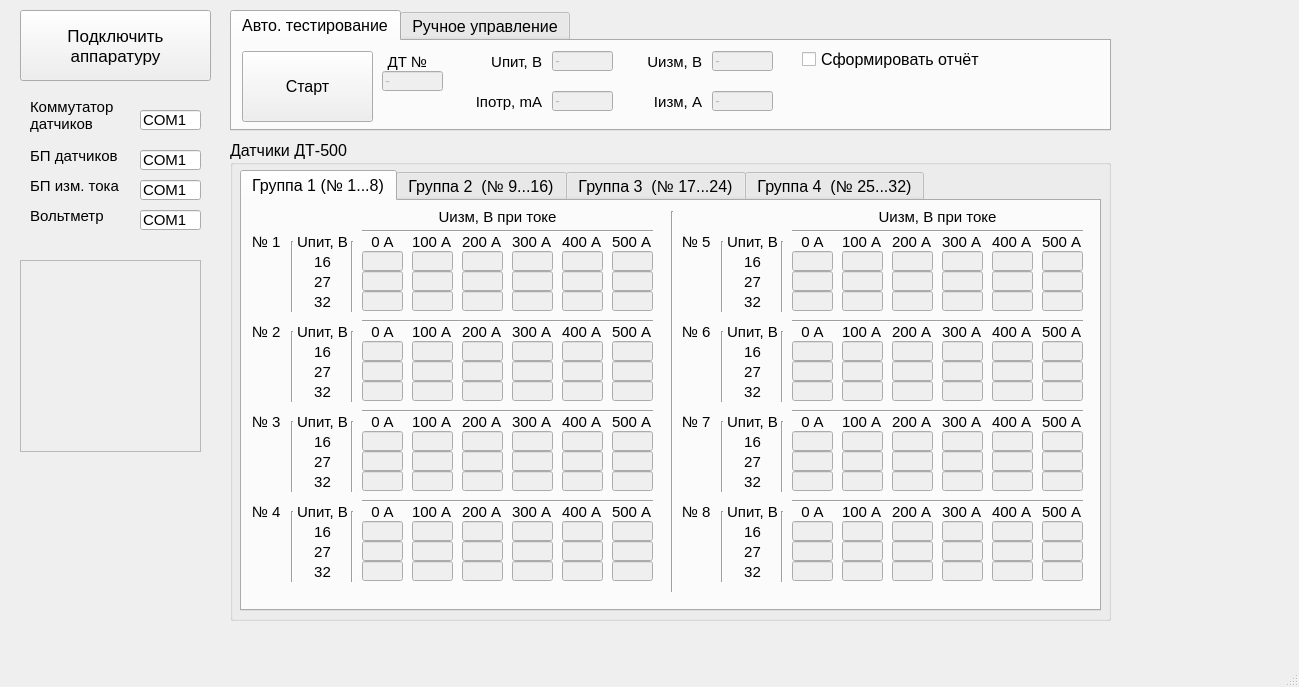
Above: 5_Soft/2_Desktop_SW/DT_500_Autotest/ui/DT_500_Autotest.ui from SkyEngineer/sensor_current_stand before the change. Below: the same form after it.
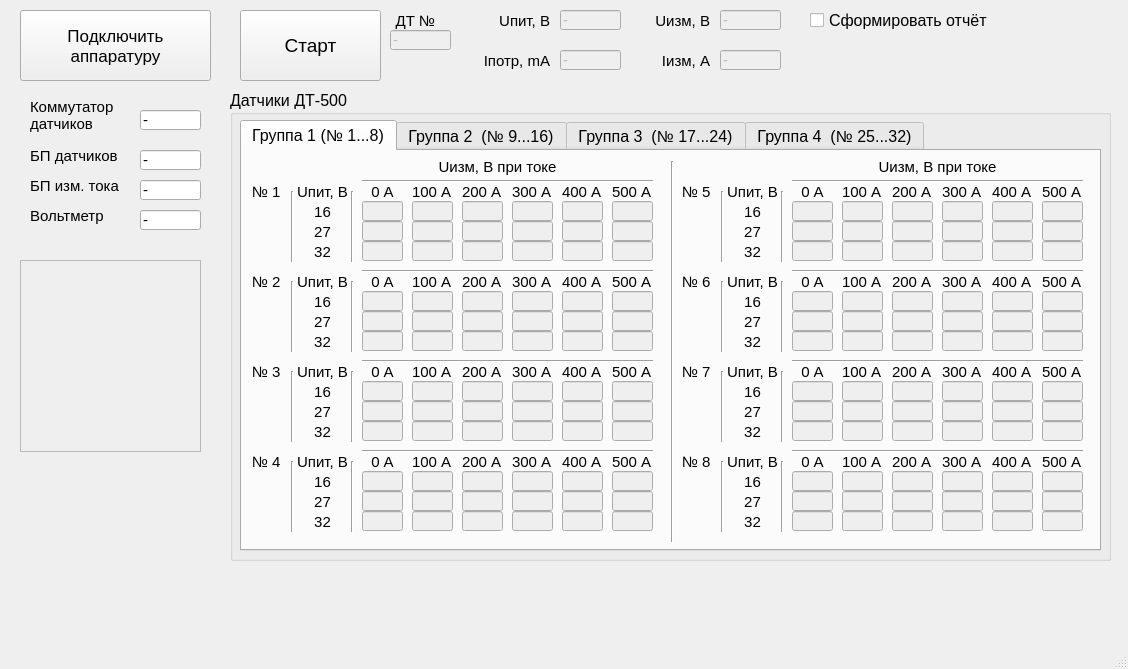
That is the form after the change.

```diff
--- a/5_Soft/2_Desktop_SW/DT_500_Autotest/ui/DT_500_Autotest.ui
+++ b/5_Soft/2_Desktop_SW/DT_500_Autotest/ui/DT_500_Autotest.ui
@@ -6,8 +6,8 @@
    <rect>
     <x>0</x>
     <y>0</y>
-    <width>1299</width>
-    <height>687</height>
+    <width>1128</width>
+    <height>669</height>
    </rect>
   </property>
   <property name="windowTitle">
@@ -18,9 +18,9 @@
     <property name="geometry">
      <rect>
       <x>230</x>
-      <y>140</y>
+      <y>90</y>
       <width>881</width>
-      <height>481</height>
+      <height>471</height>
      </rect>
     </property>
     <property name="font">
@@ -37,7 +37,7 @@
        <x>10</x>
        <y>30</y>
        <width>861</width>
-       <height>441</height>
+       <height>431</height>
       </rect>
      </property>
      <property name="currentIndex">
@@ -18623,276 +18623,6 @@
      <string>БП изм. тока</string>
     </property>
    </widget>
-   <widget class="QTabWidget" name="tabWidget">
-    <property name="geometry">
-     <rect>
-      <x>230</x>
-      <y>10</y>
-      <width>881</width>
-      <height>121</height>
-     </rect>
-    </property>
-    <property name="font">
-     <font>
-      <pointsize>12</pointsize>
-     </font>
-    </property>
-    <property name="currentIndex">
-     <number>0</number>
-    </property>
-    <widget class="QWidget" name="tab">
-     <attribute name="title">
-      <string>Авто. тестирование</string>
-     </attribute>
-     <widget class="QPushButton" name="pushButton_2">
-      <property name="geometry">
-       <rect>
-        <x>10</x>
-        <y>10</y>
-        <width>131</width>
-        <height>71</height>
-       </rect>
-      </property>
-      <property name="text">
-       <string>Старт</string>
-      </property>
-     </widget>
-     <widget class="QLabel" name="label_397">
-      <property name="geometry">
-       <rect>
-        <x>230</x>
-        <y>10</y>
-        <width>80</width>
-        <height>21</height>
-       </rect>
-      </property>
-      <property name="font">
-       <font>
-        <pointsize>11</pointsize>
-       </font>
-      </property>
-      <property name="text">
-       <string>Uпит, В</string>
-      </property>
-      <property name="alignment">
-       <set>Qt::AlignRight|Qt::AlignTrailing|Qt::AlignVCenter</set>
-      </property>
-     </widget>
-     <widget class="QLabel" name="label_398">
-      <property name="geometry">
-       <rect>
-        <x>390</x>
-        <y>10</y>
-        <width>80</width>
-        <height>21</height>
-       </rect>
-      </property>
-      <property name="font">
-       <font>
-        <pointsize>11</pointsize>
-       </font>
-      </property>
-      <property name="text">
-       <string>Uизм, В</string>
-      </property>
-      <property name="alignment">
-       <set>Qt::AlignRight|Qt::AlignTrailing|Qt::AlignVCenter</set>
-      </property>
-     </widget>
-     <widget class="QLabel" name="label_399">
-      <property name="geometry">
-       <rect>
-        <x>390</x>
-        <y>50</y>
-        <width>80</width>
-        <height>21</height>
-       </rect>
-      </property>
-      <property name="font">
-       <font>
-        <pointsize>11</pointsize>
-       </font>
-      </property>
-      <property name="text">
-       <string>Iизм, А</string>
-      </property>
-      <property name="alignment">
-       <set>Qt::AlignRight|Qt::AlignTrailing|Qt::AlignVCenter</set>
-      </property>
-     </widget>
-     <widget class="QLabel" name="label_400">
-      <property name="geometry">
-       <rect>
-        <x>150</x>
-        <y>10</y>
-        <width>51</width>
-        <height>21</height>
-       </rect>
-      </property>
-      <property name="font">
-       <font>
-        <pointsize>11</pointsize>
-       </font>
-      </property>
-      <property name="text">
-       <string>ДТ №</string>
-      </property>
-      <property name="alignment">
-       <set>Qt::AlignCenter</set>
-      </property>
-     </widget>
-     <widget class="QLabel" name="label_401">
-      <property name="geometry">
-       <rect>
-        <x>230</x>
-        <y>50</y>
-        <width>80</width>
-        <height>21</height>
-       </rect>
-      </property>
-      <property name="font">
-       <font>
-        <pointsize>11</pointsize>
-       </font>
-      </property>
-      <property name="text">
-       <string>Iпотр, mA</string>
-      </property>
-      <property name="alignment">
-       <set>Qt::AlignRight|Qt::AlignTrailing|Qt::AlignVCenter</set>
-      </property>
-     </widget>
-     <widget class="QCheckBox" name="get_doc">
-      <property name="enabled">
-       <bool>true</bool>
-      </property>
-      <property name="geometry">
-       <rect>
-        <x>570</x>
-        <y>10</y>
-        <width>181</width>
-        <height>17</height>
-       </rect>
-      </property>
-      <property name="text">
-       <string>Сформировать отчёт</string>
-      </property>
-      <property name="tristate">
-       <bool>false</bool>
-      </property>
-     </widget>
-     <widget class="QLineEdit" name="lineEdit_5">
-      <property name="enabled">
-       <bool>false</bool>
-      </property>
-      <property name="geometry">
-       <rect>
-        <x>480</x>
-        <y>10</y>
-        <width>61</width>
-        <height>20</height>
-       </rect>
-      </property>
-      <property name="font">
-       <font>
-        <pointsize>11</pointsize>
-       </font>
-      </property>
-      <property name="text">
-       <string>-</string>
-      </property>
-     </widget>
-     <widget class="QLineEdit" name="lineEdit_6">
-      <property name="enabled">
-       <bool>false</bool>
-      </property>
-      <property name="geometry">
-       <rect>
-        <x>480</x>
-        <y>50</y>
-        <width>61</width>
-        <height>20</height>
-       </rect>
-      </property>
-      <property name="font">
-       <font>
-        <pointsize>11</pointsize>
-       </font>
-      </property>
-      <property name="text">
-       <string>-</string>
-      </property>
-     </widget>
-     <widget class="QLineEdit" name="lineEdit_7">
-      <property name="enabled">
-       <bool>false</bool>
-      </property>
-      <property name="geometry">
-       <rect>
-        <x>320</x>
-        <y>10</y>
-        <width>61</width>
-        <height>20</height>
-       </rect>
-      </property>
-      <property name="font">
-       <font>
-        <pointsize>11</pointsize>
-       </font>
-      </property>
-      <property name="text">
-       <string>-</string>
-      </property>
-     </widget>
-     <widget class="QLineEdit" name="lineEdit_8">
-      <property name="enabled">
-       <bool>false</bool>
-      </property>
-      <property name="geometry">
-       <rect>
-        <x>320</x>
-        <y>50</y>
-        <width>61</width>
-        <height>20</height>
-       </rect>
-      </property>
-      <property name="font">
-       <font>
-        <pointsize>11</pointsize>
-       </font>
-      </property>
-      <property name="text">
-       <string>-</string>
-      </property>
-     </widget>
-     <widget class="QLineEdit" name="auto_tab_DT_num">
-      <property name="enabled">
-       <bool>false</bool>
-      </property>
-      <property name="geometry">
-       <rect>
-        <x>150</x>
-        <y>30</y>
-        <width>61</width>
-        <height>20</height>
-       </rect>
-      </property>
-      <property name="font">
-       <font>
-        <pointsize>11</pointsize>
-       </font>
-      </property>
-      <property name="text">
-       <string>-</string>
-      </property>
-     </widget>
-    </widget>
-    <widget class="QWidget" name="tab_2">
-     <attribute name="title">
-      <string>Ручное управление</string>
-     </attribute>
-    </widget>
-   </widget>
    <widget class="QLineEdit" name="lineEdit">
     <property name="geometry">
      <rect>
@@ -18908,7 +18638,7 @@
      </font>
     </property>
     <property name="text">
-     <string>COM1</string>
+     <string>-</string>
     </property>
    </widget>
    <widget class="QLineEdit" name="lineEdit_2">
@@ -18926,7 +18656,7 @@
      </font>
     </property>
     <property name="text">
-     <string>COM1</string>
+     <string>-</string>
     </property>
    </widget>
    <widget class="QLineEdit" name="lineEdit_3">
@@ -18944,7 +18674,7 @@
      </font>
     </property>
     <property name="text">
-     <string>COM1</string>
+     <string>-</string>
     </property>
    </widget>
    <widget class="QLineEdit" name="lineEdit_4">
@@ -18962,7 +18692,7 @@
      </font>
     </property>
     <property name="text">
-     <string>COM1</string>
+     <string>-</string>
     </property>
    </widget>
    <widget class="QTextBrowser" name="console">
@@ -18977,6 +18707,279 @@
       <height>192</height>
      </rect>
     </property>
+    <property name="overwriteMode">
+     <bool>true</bool>
+    </property>
+   </widget>
+   <widget class="QCheckBox" name="get_doc">
+    <property name="enabled">
+     <bool>true</bool>
+    </property>
+    <property name="geometry">
+     <rect>
+      <x>810</x>
+      <y>10</y>
+      <width>181</width>
+      <height>21</height>
+     </rect>
+    </property>
+    <property name="font">
+     <font>
+      <pointsize>12</pointsize>
+     </font>
+    </property>
+    <property name="text">
+     <string>Сформировать отчёт</string>
+    </property>
+    <property name="tristate">
+     <bool>false</bool>
+    </property>
+   </widget>
+   <widget class="QLineEdit" name="lineEdit_7">
+    <property name="enabled">
+     <bool>false</bool>
+    </property>
+    <property name="geometry">
+     <rect>
+      <x>560</x>
+      <y>10</y>
+      <width>61</width>
+      <height>20</height>
+     </rect>
+    </property>
+    <property name="font">
+     <font>
+      <pointsize>11</pointsize>
+     </font>
+    </property>
+    <property name="text">
+     <string>-</string>
+    </property>
+   </widget>
+   <widget class="QLabel" name="label_399">
+    <property name="geometry">
+     <rect>
+      <x>630</x>
+      <y>50</y>
+      <width>80</width>
+      <height>21</height>
+     </rect>
+    </property>
+    <property name="font">
+     <font>
+      <pointsize>11</pointsize>
+     </font>
+    </property>
+    <property name="text">
+     <string>Iизм, А</string>
+    </property>
+    <property name="alignment">
+     <set>Qt::AlignRight|Qt::AlignTrailing|Qt::AlignVCenter</set>
+    </property>
+   </widget>
+   <widget class="QLineEdit" name="auto_tab_DT_num">
+    <property name="enabled">
+     <bool>false</bool>
+    </property>
+    <property name="geometry">
+     <rect>
+      <x>390</x>
+      <y>30</y>
+      <width>61</width>
+      <height>20</height>
+     </rect>
+    </property>
+    <property name="font">
+     <font>
+      <pointsize>11</pointsize>
+     </font>
+    </property>
+    <property name="text">
+     <string>-</string>
+    </property>
+   </widget>
+   <widget class="QLineEdit" name="lineEdit_8">
+    <property name="enabled">
+     <bool>false</bool>
+    </property>
+    <property name="geometry">
+     <rect>
+      <x>560</x>
+      <y>50</y>
+      <width>61</width>
+      <height>20</height>
+     </rect>
+    </property>
+    <property name="font">
+     <font>
+      <pointsize>11</pointsize>
+     </font>
+    </property>
+    <property name="text">
+     <string>-</string>
+    </property>
+   </widget>
+   <widget class="QLineEdit" name="lineEdit_5">
+    <property name="enabled">
+     <bool>false</bool>
+    </property>
+    <property name="geometry">
+     <rect>
+      <x>720</x>
+      <y>10</y>
+      <width>61</width>
+      <height>20</height>
+     </rect>
+    </property>
+    <property name="font">
+     <font>
+      <pointsize>11</pointsize>
+     </font>
+    </property>
+    <property name="text">
+     <string>-</string>
+    </property>
+   </widget>
+   <widget class="QLabel" name="label_397">
+    <property name="geometry">
+     <rect>
+      <x>470</x>
+      <y>10</y>
+      <width>80</width>
+      <height>21</height>
+     </rect>
+    </property>
+    <property name="font">
+     <font>
+      <pointsize>11</pointsize>
+     </font>
+    </property>
+    <property name="text">
+     <string>Uпит, В</string>
+    </property>
+    <property name="alignment">
+     <set>Qt::AlignRight|Qt::AlignTrailing|Qt::AlignVCenter</set>
+    </property>
+   </widget>
+   <widget class="QLabel" name="label_401">
+    <property name="geometry">
+     <rect>
+      <x>470</x>
+      <y>50</y>
+      <width>80</width>
+      <height>21</height>
+     </rect>
+    </property>
+    <property name="font">
+     <font>
+      <pointsize>11</pointsize>
+     </font>
+    </property>
+    <property name="text">
+     <string>Iпотр, mA</string>
+    </property>
+    <property name="alignment">
+     <set>Qt::AlignRight|Qt::AlignTrailing|Qt::AlignVCenter</set>
+    </property>
+   </widget>
+   <widget class="QLineEdit" name="lineEdit_6">
+    <property name="enabled">
+     <bool>false</bool>
+    </property>
+    <property name="geometry">
+     <rect>
+      <x>720</x>
+      <y>50</y>
+      <width>61</width>
+      <height>20</height>
+     </rect>
+    </property>
+    <property name="font">
+     <font>
+      <pointsize>11</pointsize>
+     </font>
+    </property>
+    <property name="text">
+     <string>-</string>
+    </property>
+   </widget>
+   <widget class="QPushButton" name="Start_Button">
+    <property name="enabled">
+     <bool>true</bool>
+    </property>
+    <property name="geometry">
+     <rect>
+      <x>240</x>
+      <y>10</y>
+      <width>141</width>
+      <height>71</height>
+     </rect>
+    </property>
+    <property name="font">
+     <font>
+      <pointsize>14</pointsize>
+     </font>
+    </property>
+    <property name="acceptDrops">
+     <bool>false</bool>
+    </property>
+    <property name="text">
+     <string>Старт</string>
+    </property>
+    <property name="checkable">
+     <bool>false</bool>
+    </property>
+    <property name="autoDefault">
+     <bool>false</bool>
+    </property>
+    <property name="default">
+     <bool>false</bool>
+    </property>
+    <property name="flat">
+     <bool>false</bool>
+    </property>
+   </widget>
+   <widget class="QLabel" name="label_398">
+    <property name="geometry">
+     <rect>
+      <x>630</x>
+      <y>10</y>
+      <width>80</width>
+      <height>21</height>
+     </rect>
+    </property>
+    <property name="font">
+     <font>
+      <pointsize>11</pointsize>
+     </font>
+    </property>
+    <property name="text">
+     <string>Uизм, В</string>
+    </property>
+    <property name="alignment">
+     <set>Qt::AlignRight|Qt::AlignTrailing|Qt::AlignVCenter</set>
+    </property>
+   </widget>
+   <widget class="QLabel" name="label_400">
+    <property name="geometry">
+     <rect>
+      <x>390</x>
+      <y>10</y>
+      <width>51</width>
+      <height>21</height>
+     </rect>
+    </property>
+    <property name="font">
+     <font>
+      <pointsize>11</pointsize>
+     </font>
+    </property>
+    <property name="text">
+     <string>ДТ №</string>
+    </property>
+    <property name="alignment">
+     <set>Qt::AlignCenter</set>
+    </property>
    </widget>
   </widget>
   <widget class="QMenuBar" name="menubar">
```
Left out of the diff: 4 changed lines with no effect on the pictures.
